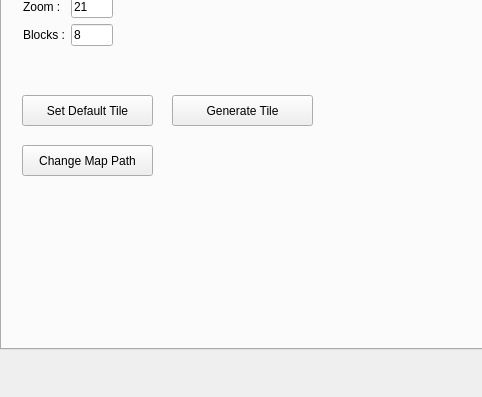
The window that mainwindow.ui (SajyBug/aurora_gui) describes before a commit, drawn with Qt 5; both pictures show x 0 to 482 and y 148 to 545 of the 644 by 545 pixel window.
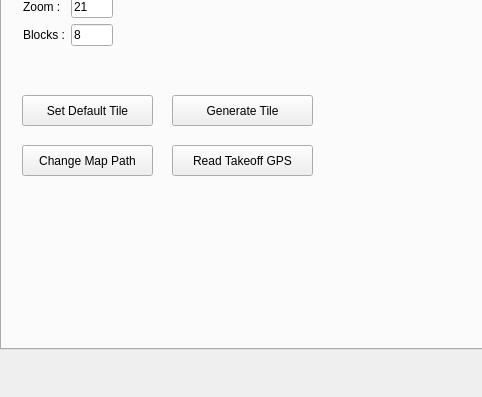
The same window after the commit. The open tabs and pages were chosen to show the change.

Commit message: read last coordinate gps.

Diff of the .ui file:
```diff
--- a/mainwindow.ui
+++ b/mainwindow.ui
@@ -559,6 +559,19 @@
        <string>Generate Tile</string>
       </property>
      </widget>
+     <widget class="QPushButton" name="pushButton_read_takeoff_gps">
+      <property name="geometry">
+       <rect>
+        <x>170</x>
+        <y>250</y>
+        <width>141</width>
+        <height>31</height>
+       </rect>
+      </property>
+      <property name="text">
+       <string>Read Takeoff GPS</string>
+      </property>
+     </widget>
     </widget>
    </widget>
   </widget>
```
The commit also changes 2 other files.
